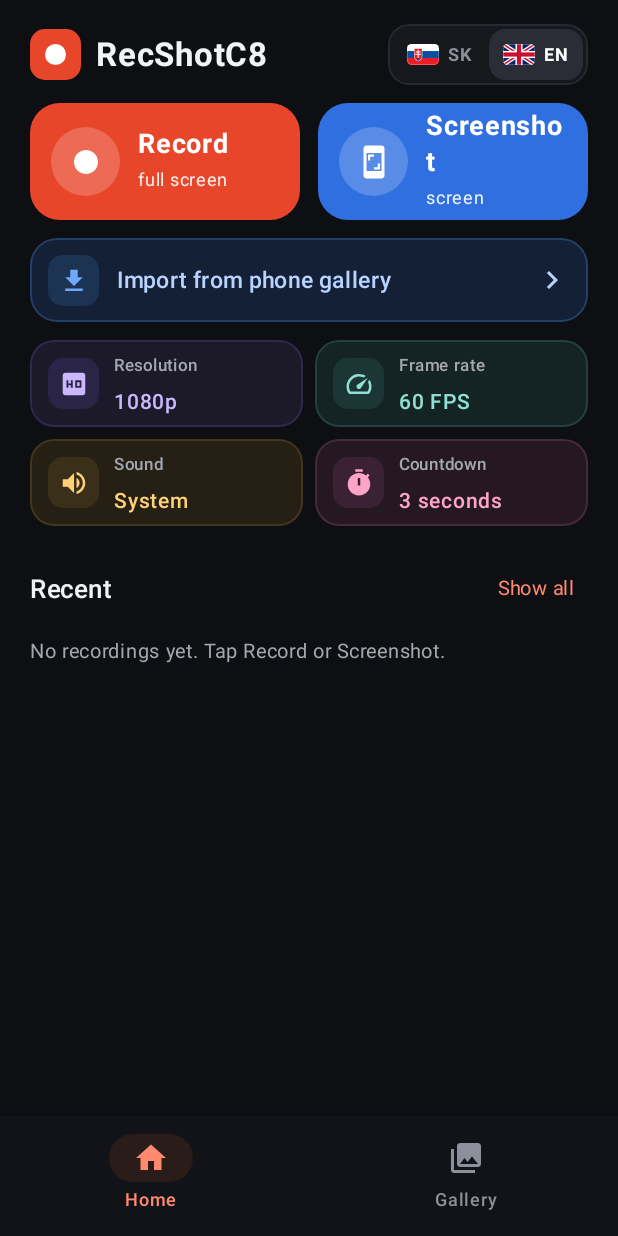
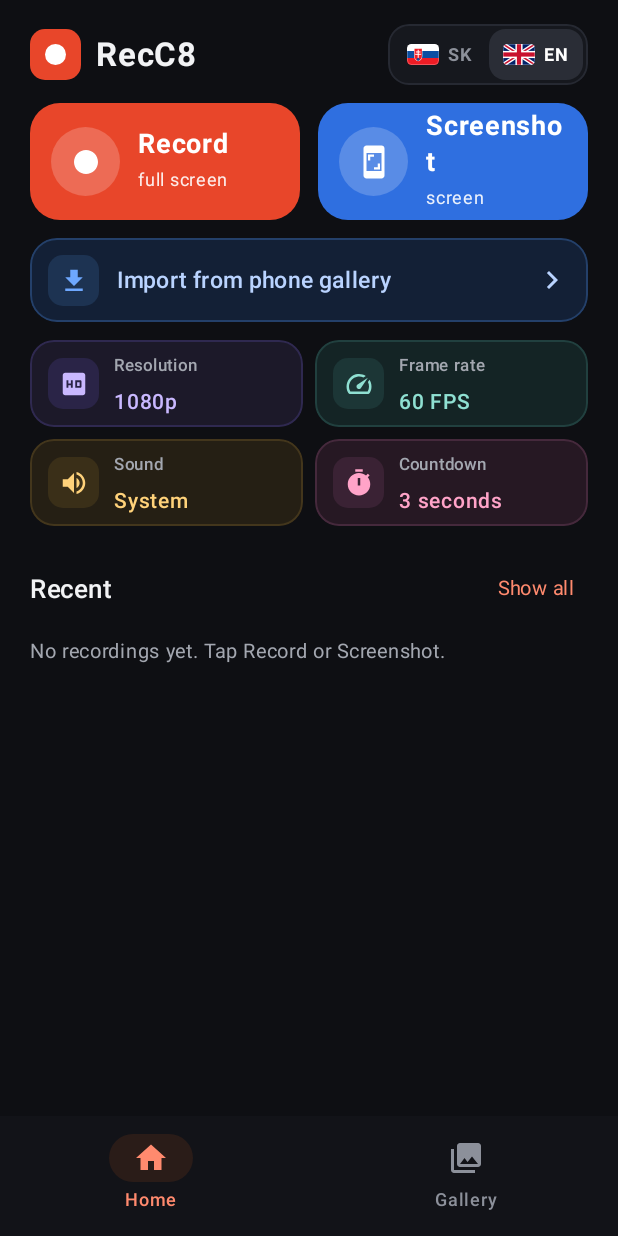
Before and after one commit to sevcikjaroslav1-commits/RecShotC8, an Android app built with Jetpack Compose: the screen it shows after launch (MainActivity), after a tap on "Screenshot", on a phone screen of 412 x 824 dp. Run offline under Robolectric (Android 15) with nearby library versions, the phone set to English and light mode, and no system bars.

Commit message:
Premenovanie zobrazovaného názvu na RecC8
Co-Authored-By: Claude Opus 5.5 <noreply@anthropic.com>
Claude-Session: https://claude.ai/code/session_01EtUKSDTtAyZunhWiKmpyvF

```diff
--- a/app/src/main/java/sk/vespal/recshot/MainActivity.kt
+++ b/app/src/main/java/sk/vespal/recshot/MainActivity.kt
@@ -180,7 +180,7 @@ class MainActivity : ComponentActivity() {
             return
         }
         if (mode == CaptureMode.SHOT_SESSION && !Settings.canDrawOverlays(this)) {
-            Toast.makeText(this, tr("Povoľ RecShotC8: Zobrazovať cez iné aplikácie", "Allow RecShotC8: Display over other apps"), Toast.LENGTH_LONG).show()
+            Toast.makeText(this, tr("Povoľ RecC8: Zobrazovať cez iné aplikácie", "Allow RecC8: Display over other apps"), Toast.LENGTH_LONG).show()
             try {
                 overlayPermission.launch(
                     Intent(Settings.ACTION_MANAGE_OVERLAY_PERMISSION, Uri.parse("package:$packageName"))
--- a/app/src/main/java/sk/vespal/recshot/RecorderService.kt
+++ b/app/src/main/java/sk/vespal/recshot/RecorderService.kt
@@ -438,7 +438,7 @@ class RecorderService : Service() {
             floating = fb
             toast(tr("Ťukni na modré tlačidlo a obrazovka sa odfotí", "Tap the blue button to take a screenshot"))
         } else {
-            toast(tr("Povoľ „Zobrazovať cez iné aplikácie“ pre RecShotC8", "Allow “Display over other apps” for RecShotC8"))
+            toast(tr("Povoľ „Zobrazovať cez iné aplikácie“ pre RecC8", "Allow “Display over other apps” for RecC8"))
             releaseAll()
         }
     }
--- a/app/src/main/java/sk/vespal/recshot/ui/HomeScreen.kt
+++ b/app/src/main/java/sk/vespal/recshot/ui/HomeScreen.kt
@@ -115,7 +115,7 @@ fun HomeScreen(
                 Box(Modifier.size(14.dp).clip(CircleShape).background(Color.White))
             }
             Spacer(Modifier.width(10.dp))
-            Text("RecShotC8", color = C.Text, fontSize = 22.sp, fontWeight = FontWeight.Bold, modifier = Modifier.weight(1f))
+            Text("RecC8", color = C.Text, fontSize = 22.sp, fontWeight = FontWeight.Bold, modifier = Modifier.weight(1f))
             LangSwitch()
         }
 
--- a/app/src/main/res/values/strings.xml
+++ b/app/src/main/res/values/strings.xml
@@ -1,7 +1,7 @@
 <?xml version="1.0" encoding="utf-8"?>
 <resources>
-    <string name="app_name">RecShotC8</string>
-    <string name="edit_with_recshot">Upraviť v RecShotC8</string>
+    <string name="app_name">RecC8</string>
+    <string name="edit_with_recshot">Upraviť v RecC8</string>
     <string name="tile_record">Nahrať obrazovku</string>
     <string name="tile_shot">Snímka obrazovky</string>
 </resources>
```
Also changed, not shown: 1 other file.
